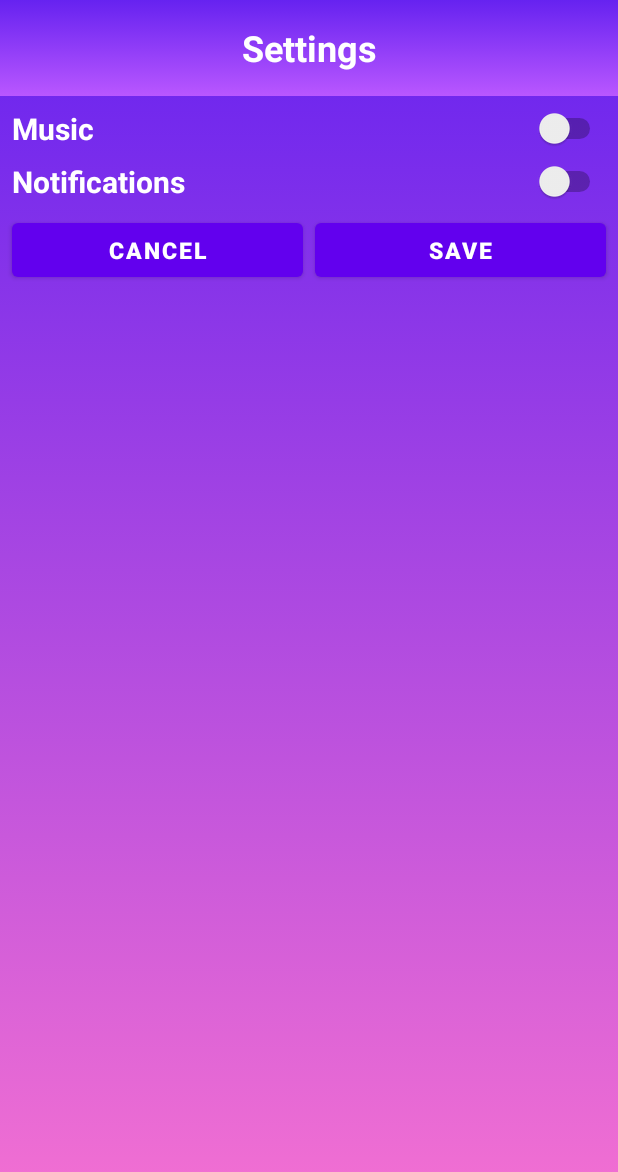
After one commit to paveln0366/GuessTheCelebrity, an Android app: the layout fragment_settings.xml on its own in the app's theme, with its tools: preview values and no code run, on a phone screen of 412 x 824 dp. The commit adds this screen. Shown: the top 1172 px of the screen. Run offline under Robolectric (Android 15) with nearby library versions, the phone set to English and light mode, and no system bars.

Commit message:
feat: add settings dialog fragment

```diff
--- a/app/build.gradle
+++ b/app/build.gradle
@@ -50,6 +50,13 @@ dependencies {
     implementation 'com.google.dagger:dagger:2.33'
     annotationProcessor 'com.google.dagger:dagger-compiler:2.33'
     kapt 'com.google.dagger:dagger-compiler:2.33'
+
+    // AndroidX Fragments
+    def fragment_version = "1.3.3"
+    // Java language implementation
+    implementation "androidx.fragment:fragment:$fragment_version"
+    // Kotlin
+    implementation "androidx.fragment:fragment-ktx:$fragment_version"
 }
 repositories {
     mavenCentral()
--- a/app/src/main/java/com/pavelpotapov/guessthecelebrity/activities/StartActivity.kt
+++ b/app/src/main/java/com/pavelpotapov/guessthecelebrity/activities/StartActivity.kt
@@ -9,6 +9,7 @@ import androidx.appcompat.app.AppCompatActivity
 import com.pavelpotapov.guessthecelebrity.GameActivity
 import com.pavelpotapov.guessthecelebrity.R
 import com.pavelpotapov.guessthecelebrity.databinding.ActivityStartBinding
+import com.pavelpotapov.guessthecelebrity.fragments.SettingsFragment
 import com.pavelpotapov.guessthecelebrity.services.SoundService
 import com.pavelpotapov.guessthecelebrity.utils.ScreenMode
 
@@ -16,10 +17,13 @@ class StartActivity : AppCompatActivity() {
 
     private lateinit var binding: ActivityStartBinding
     private var volume = true
+    private val settingsFragment = SettingsFragment()
+    val fm = supportFragmentManager
 
     @RequiresApi(Build.VERSION_CODES.LOLLIPOP)
     override fun onCreate(savedInstanceState: Bundle?) {
         super.onCreate(savedInstanceState)
+
         binding = ActivityStartBinding.inflate(layoutInflater)
         setContentView(binding.root)
 
@@ -29,11 +33,9 @@ class StartActivity : AppCompatActivity() {
             startActivity(intent)
         }
 
-//        binding.btnSettings.setOnClickListener {
-//            val info = "info"
-//            val intent = SettingsActivity.newIntent(this@StartActivity, info)
-//            startActivity(intent)
-//        }
+        binding.btnSettings.setOnClickListener {
+            settingsFragment.show(fm, "tag")
+        }
 
         binding.btnVolume.setOnClickListener {
             it as Button
--- /dev/null
+++ b/app/src/main/java/com/pavelpotapov/guessthecelebrity/fragments/SettingsFragment.kt
@@ -0,0 +1,37 @@
+package com.pavelpotapov.guessthecelebrity.fragments
+
+import android.app.Dialog
+import android.os.Bundle
+import android.view.View
+import androidx.appcompat.app.AlertDialog
+import androidx.fragment.app.DialogFragment
+import com.pavelpotapov.guessthecelebrity.R
+
+class SettingsFragment : DialogFragment() {
+    override fun onCreateDialog(savedInstanceState: Bundle?): Dialog {
+        return activity?.let {
+            val selectedItems = ArrayList<Int>()
+            val inflater = requireActivity().layoutInflater
+            val builder = AlertDialog.Builder(it)
+            builder.setView(inflater.inflate(R.layout.fragment_settings, null))
+//                    .setTitle(R.string.settings)
+//                    .setMessage(R.string.settings)
+//                    .setMultiChoiceItems(R.array.settings_array, null,
+//                    DialogInterface.OnMultiChoiceClickListener {
+//                        dialog, which, isChecked ->
+//                        if (isChecked) {
+//                            selectedItems.add(which)
+//                        } else if (selectedItems.contains(which)) {
+//                            selectedItems.remove(Integer.valueOf(which))
+//                        }
+//                    })
+//                    .setPositiveButton("Save", DialogInterface.OnClickListener { dialog, id ->
+//                        // On ok
+//                    })
+//                    .setNegativeButton("Cancel", DialogInterface.OnClickListener { dialog, id ->
+//                        // On cancel
+//                    })
+            builder.create()
+        } ?: throw IllegalStateException("Activity cannot be null")
+    }
+}
--- /dev/null
+++ b/app/src/main/res/drawable/background_title.xml
@@ -0,0 +1,12 @@
+<?xml version="1.0" encoding="utf-8"?>
+<selector xmlns:android="http://schemas.android.com/apk/res/android">
+    <item>
+        <shape>
+            <gradient
+                android:angle="90"
+                android:startColor="#B957FF"
+                android:endColor="#ff6622f0"
+                android:type="linear" />
+        </shape>
+    </item>
+</selector>
--- /dev/null
+++ b/app/src/main/res/layout/fragment_settings.xml
@@ -0,0 +1,99 @@
+<?xml version="1.0" encoding="utf-8"?>
+<androidx.constraintlayout.widget.ConstraintLayout xmlns:android="http://schemas.android.com/apk/res/android"
+    xmlns:app="http://schemas.android.com/apk/res-auto"
+    xmlns:tools="http://schemas.android.com/tools"
+    android:layout_width="match_parent"
+    android:layout_height="match_parent"
+    android:background="@drawable/background"
+    android:orientation="vertical">
+
+    <TextView
+        android:id="@+id/tvTitle"
+        android:layout_width="match_parent"
+        android:layout_height="64dp"
+        android:gravity="center"
+        android:text="@string/settings"
+        android:textColor="@color/white"
+        android:textSize="24sp"
+        android:textStyle="bold"
+        app:layout_constraintEnd_toEndOf="parent"
+        app:layout_constraintStart_toStartOf="parent"
+        app:layout_constraintTop_toTopOf="parent"
+        android:background="@drawable/background_title"/>
+
+    <Switch
+        android:id="@+id/switchMusic"
+        android:layout_width="wrap_content"
+        android:layout_height="wrap_content"
+        android:layout_margin="8dp"
+        android:textColor="@color/white"
+        android:textSize="20sp"
+        app:layout_constraintEnd_toEndOf="parent"
+        app:layout_constraintTop_toBottomOf="@id/tvTitle"
+        tools:ignore="UseSwitchCompatOrMaterialXml" />
+
+    <Switch
+        android:id="@+id/switchSound"
+        android:layout_width="wrap_content"
+        android:layout_height="wrap_content"
+        android:layout_margin="8dp"
+        android:textColor="@color/white"
+        android:textSize="20sp"
+        app:layout_constraintEnd_toEndOf="parent"
+        app:layout_constraintTop_toBottomOf="@id/switchMusic"
+        tools:ignore="UseSwitchCompatOrMaterialXml" />
+
+    <Button
+        android:id="@+id/btnCancel"
+        android:layout_width="0dp"
+        android:layout_height="wrap_content"
+        android:text="Cancel"
+        android:textColor="@color/white"
+        android:textSize="15sp"
+        android:textStyle="bold"
+        android:layout_marginRight="0dp"
+        android:layout_marginTop="8dp"
+        android:layout_marginLeft="8dp"
+        android:layout_marginBottom="8dp"
+        app:layout_constraintEnd_toStartOf="@+id/btnSave"
+        app:layout_constraintStart_toStartOf="parent"
+        app:layout_constraintTop_toBottomOf="@id/switchSound" />
+
+    <Button
+        android:id="@+id/btnSave"
+        android:layout_width="0dp"
+        android:layout_height="wrap_content"
+        android:layout_margin="8dp"
+        android:text="Save"
+        android:textColor="@color/white"
+        android:textSize="15sp"
+        android:textStyle="bold"
+        app:layout_constraintBottom_toBottomOf="@id/btnCancel"
+        app:layout_constraintEnd_toEndOf="parent"
+        app:layout_constraintStart_toEndOf="@id/btnCancel"
+        app:layout_constraintTop_toTopOf="@+id/btnCancel" />
+
+    <TextView
+        android:id="@+id/textView"
+        android:layout_width="wrap_content"
+        android:layout_height="wrap_content"
+        android:text="Music"
+        android:textColor="@color/white"
+        android:textSize="20sp"
+        android:textStyle="bold"
+        android:layout_margin="8dp"
+        app:layout_constraintStart_toStartOf="parent"
+        app:layout_constraintTop_toBottomOf="@+id/tvTitle" />
+
+    <TextView
+        android:id="@+id/textView2"
+        android:layout_width="wrap_content"
+        android:layout_height="wrap_content"
+        android:text="Notifications"
+        android:textColor="@color/white"
+        android:textSize="20sp"
+        android:textStyle="bold"
+        android:layout_margin="8dp"
+        app:layout_constraintStart_toStartOf="parent"
+        app:layout_constraintTop_toBottomOf="@+id/textView" />
+</androidx.constraintlayout.widget.ConstraintLayout>
--- a/app/src/main/res/values/arrays.xml
+++ b/app/src/main/res/values/arrays.xml
@@ -1,12 +1,6 @@
 <resources>
-    <!-- Reply Preference -->
-    <string-array name="reply_entries">
-        <item>Reply</item>
-        <item>Reply to all</item>
-    </string-array>
-
-    <string-array name="reply_values">
-        <item>reply</item>
-        <item>reply_all</item>
-    </string-array>
+<!--    <string-array name="settings_array">-->
+<!--        <item>Music</item>-->
+<!--        <item>Sound</item>-->
+<!--    </string-array>-->
 </resources>
--- a/app/src/main/res/values/colors.xml
+++ b/app/src/main/res/values/colors.xml
@@ -3,7 +3,7 @@
     <color name="purple_200">#FFBB86FC</color>
     <color name="purple_500">#FF6200EE</color>
     <color name="purple_700">#FF3700B3</color>
-    <color name="teal_200">#FF03DAC5</color>
+    <color name="teal_200">#43FF00</color>
     <color name="teal_700">#FF018786</color>
     <color name="black">#FF000000</color>
     <color name="white">#FFFFFFFF</color>
```
